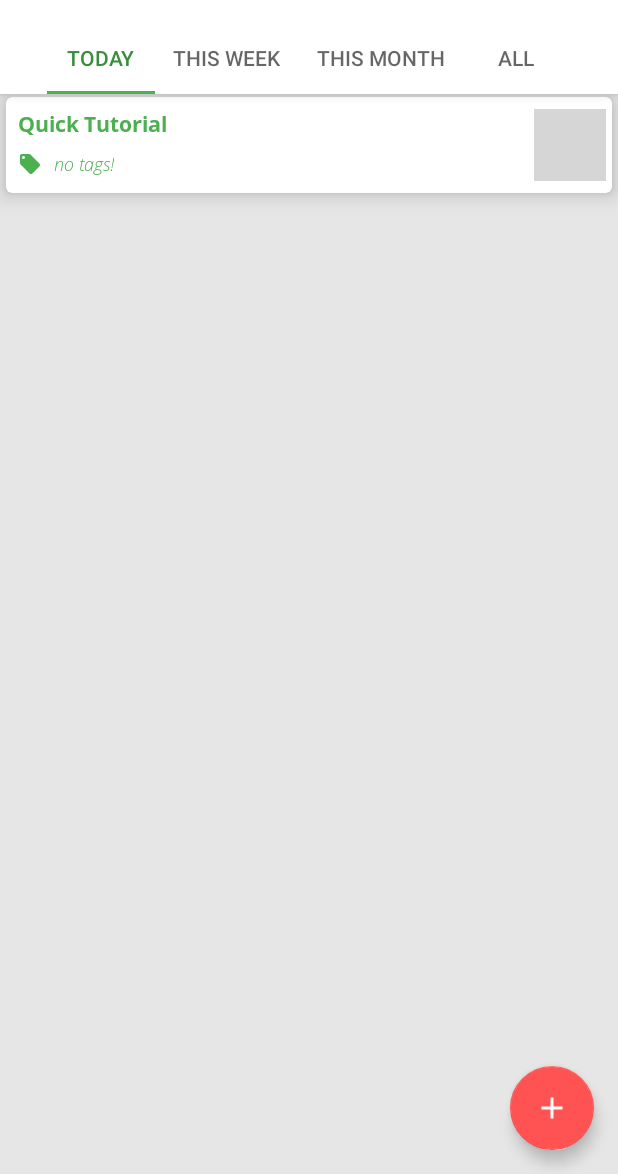
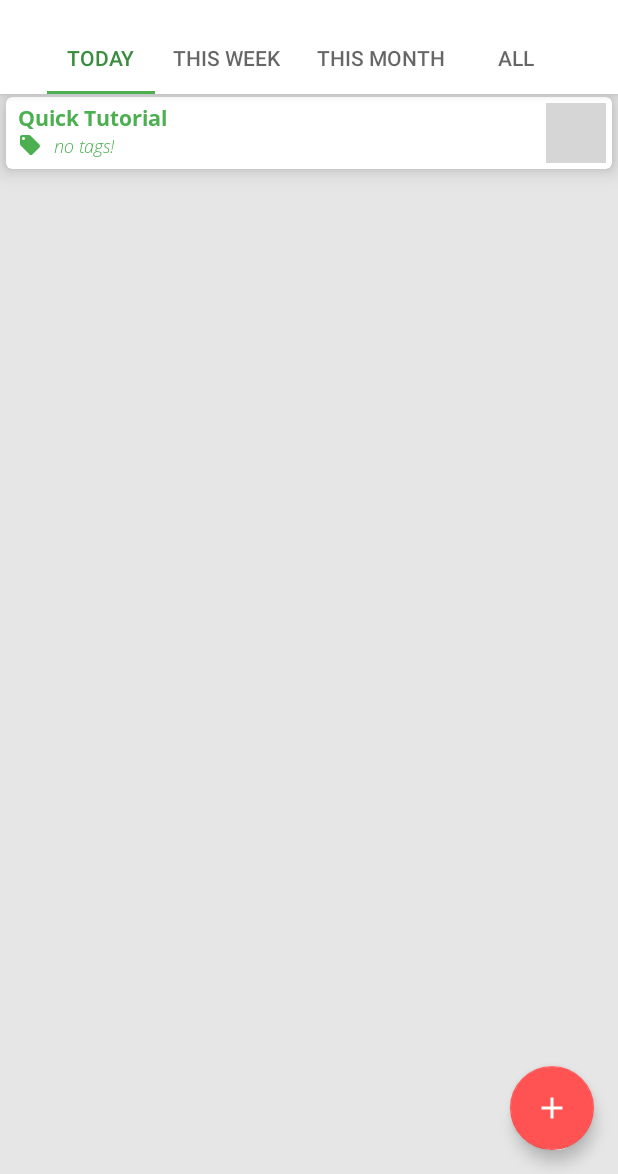
Before and after one commit to fcat97/Mohaasaba, an Android app: the screen it shows after launch (MainActivity), on a phone screen of 412 x 824 dp, the part 62-1236 px from its top. Run offline under Robolectric (Android 15) with nearby library versions, the phone set to English and light mode, and no system bars; our stand-ins replace Room's generated code; libraries missing offline, so code that uses them is left out: at.grabner.circleprogress; plain views replace CircleProgressView; 4 statements that could not run were skipped; grey boxes are pictures that could not be loaded.

Commit message:
ItemRecyclerView animated

```diff
--- a/app/build.gradle
+++ b/app/build.gradle
@@ -10,8 +10,8 @@ android {
         applicationId 'com.example.mohaasaba'
         minSdkVersion 21
         targetSdkVersion 30
-        versionCode 401
-        versionName '0.4.01'
+        versionCode 405
+        versionName '0.4.05'
 
         testInstrumentationRunner "androidx.test.runner.AndroidJUnitRunner"
         versionNameSuffix '_7e61ca3_beta'
@@ -44,6 +44,7 @@ dependencies {
     def room_version = "2.2.5"
     /*ViewModel and LiveData (New Style-in one Line)*/
     implementation "androidx.lifecycle:lifecycle-extensions:$lifecycle_version"
+    //noinspection LifecycleAnnotationProcessorWithJava8
     annotationProcessor "androidx.lifecycle:lifecycle-compiler:$lifecycle_version"
     /*Room Dependencies*/
     implementation "androidx.room:room-runtime:$room_version"
--- a/app/src/main/java/com/example/mohaasaba/adapter/RecyclerViewAdapter.java
+++ b/app/src/main/java/com/example/mohaasaba/adapter/RecyclerViewAdapter.java
@@ -70,9 +70,10 @@ public class RecyclerViewAdapter extends ListAdapter<Schedule, RecyclerViewAdapt
         List<Task> todoList = schedule.getHistory().getTasks(today);
         int maxProgress = todoList.size();
         float currentProgress = schedule.getHistory().getProgress(today);
+        float old = holder.circleProgressView.getCurrentValue();
 
         if (maxProgress != 0) { // if Schedule contains Task > 0
-            holder.circleProgressView.setValue(currentProgress);
+            holder.circleProgressView.setValueAnimated(old,currentProgress,1000);
             if (currentProgress == 100f) {
                 holder.completeImageView.setVisibility(View.VISIBLE);
                 holder.circleProgressView.setVisibility(View.INVISIBLE);
--- a/app/src/main/res/layout/item_recyclerview_main.xml
+++ b/app/src/main/res/layout/item_recyclerview_main.xml
@@ -3,7 +3,7 @@
     xmlns:android="http://schemas.android.com/apk/res/android"
     xmlns:app="http://schemas.android.com/apk/res-auto"
     android:layout_width="match_parent"
-    android:layout_height="64dp"
+    android:layout_height="wrap_content"
     app:cardElevation="@dimen/cardElevation"
     android:layout_marginTop="2dp"
     android:layout_marginBottom="2dp"
@@ -12,7 +12,7 @@
     app:cardCornerRadius="@dimen/cardCornerRadius"
     android:gravity="center">
 
-    <androidx.constraintlayout.widget.ConstraintLayout
+    <RelativeLayout
         android:layout_width="match_parent"
         android:layout_height="match_parent"
         android:background="?attr/selectableItemBackground">
@@ -23,20 +23,17 @@
             android:layout_height="wrap_content"
             android:text="@string/dummy_text"
             android:textAppearance="@style/textRegular.bold"
-            android:layout_margin="8dp"
-
-            app:layout_constraintTop_toTopOf="parent"
-            app:layout_constraintStart_toStartOf="parent"/>
+            android:layout_marginStart="@dimen/dimen_small"
+            android:layout_marginTop="@dimen/dimen_mini"
+            android:layout_alignParentTop="true"/>
 
         <ImageView
             android:id="@+id/tagIcon_mainActivity"
             android:layout_width="wrap_content"
             android:layout_height="wrap_content"
             android:src="@drawable/ic_tag"
-
-            app:layout_constraintStart_toStartOf="@id/titleTextView_mainActivity"
-            app:layout_constraintTop_toTopOf="@id/tagsTextView_mainActivity"
-            app:layout_constraintBottom_toBottomOf="@id/tagsTextView_mainActivity"/>
+            android:layout_alignStart="@id/titleTextView_mainActivity"
+            android:layout_below="@id/titleTextView_mainActivity"/>
 
         <TextView
             android:id="@+id/tagsTextView_mainActivity"
@@ -45,20 +42,18 @@
 
             android:text="@string/no_tags"
             android:textAppearance="@style/textSmall.Italic"
-            android:layout_marginTop="8dp"
-            android:layout_marginStart="8dp"
-            app:layout_constraintStart_toEndOf="@id/tagIcon_mainActivity"
-            app:layout_constraintTop_toBottomOf="@+id/titleTextView_mainActivity"/>
+            android:layout_marginStart="@dimen/dimen_small"
+            android:layout_below="@id/titleTextView_mainActivity"
+            android:layout_toEndOf="@id/tagIcon_mainActivity"/>
 
         <at.grabner.circleprogress.CircleProgressView
             android:id="@+id/progress_circular_mainActivity"
-            android:layout_width="48dp"
-            android:layout_height="48dp"
+            android:layout_width="40dp"
+            android:layout_height="40dp"
             android:layout_margin="4dp"
-            android:padding="4dp"
 
             app:cpv_maxValue="100"
-            app:cpv_value="45"
+            app:cpv_value="0"
             app:cpv_textColor="?attr/colorAccent"
             app:cpv_textMode="Percent"
             app:cpv_autoTextSize="true"
@@ -77,20 +72,18 @@
             app:cpv_innerContourColor="@android:color/transparent"
             app:cpv_outerContourColor="@android:color/transparent"
 
-
-            app:layout_constraintTop_toTopOf="parent"
-            app:layout_constraintBottom_toBottomOf="parent"
-            app:layout_constraintEnd_toEndOf="parent"/>
+            android:layout_alignParentEnd="true" />
 
         <ImageView
             android:id="@+id/completed_ImageView_ItemRecyclerView_MainActivity"
-            android:layout_width="24dp"
-            android:layout_height="24dp"
+            android:layout_width="wrap_content"
+            android:layout_height="wrap_content"
             android:src="@drawable/ic_checkup"
             android:visibility="invisible"
-            app:layout_constraintTop_toTopOf="@id/progress_circular_mainActivity"
-            app:layout_constraintBottom_toBottomOf="@id/progress_circular_mainActivity"
-            app:layout_constraintStart_toStartOf="@id/progress_circular_mainActivity"
-            app:layout_constraintEnd_toEndOf="@id/progress_circular_mainActivity"/>
-    </androidx.constraintlayout.widget.ConstraintLayout>
+
+            android:layout_alignStart="@id/progress_circular_mainActivity"
+            android:layout_alignEnd="@id/progress_circular_mainActivity"
+            android:layout_alignTop="@id/progress_circular_mainActivity"
+            android:layout_alignBottom="@id/progress_circular_mainActivity"/>
+    </RelativeLayout>
 </androidx.cardview.widget.CardView>
```
Also changed, not shown: 1 other file.
